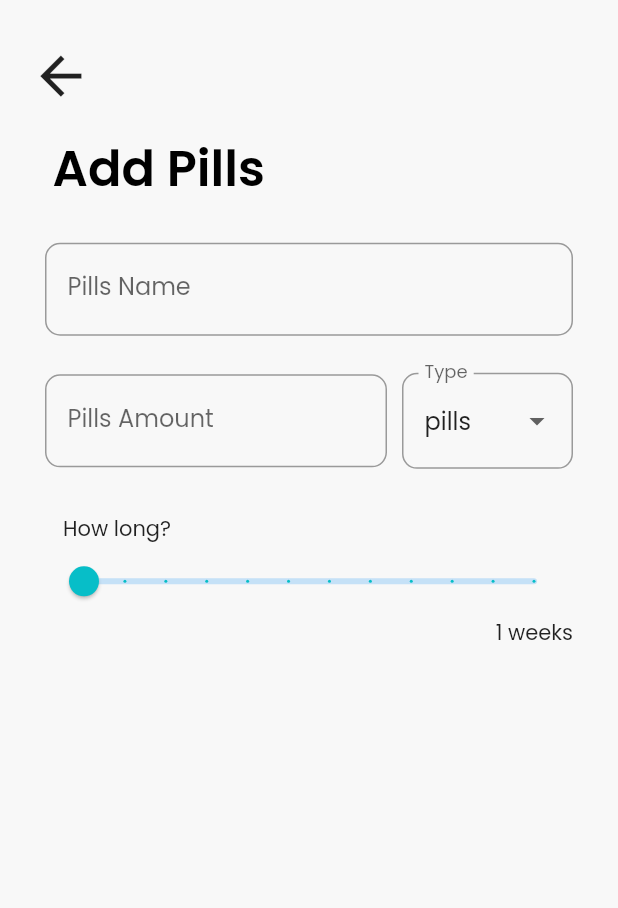
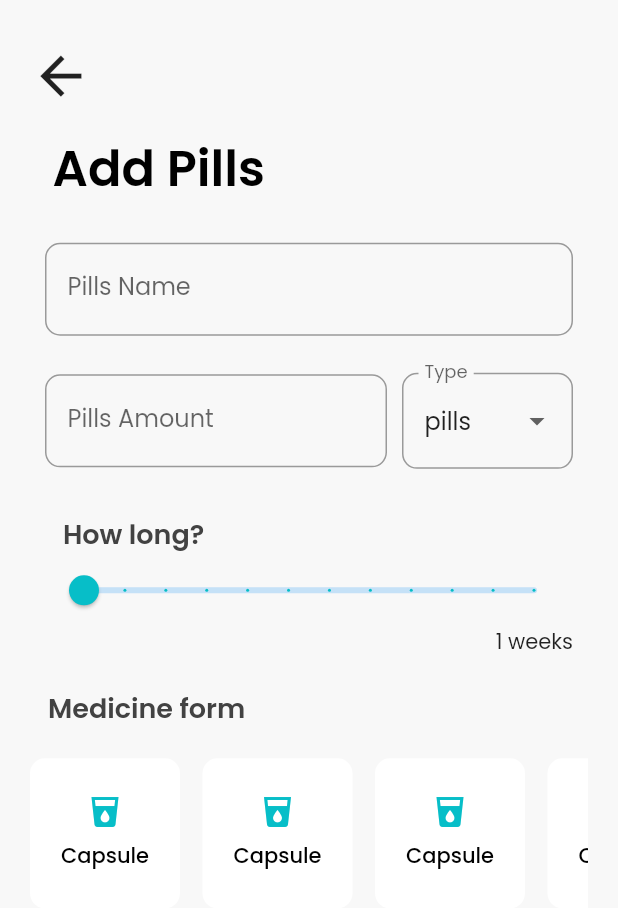
Before and after one commit to gonciuu/Medicine-App-In-Flutter, a Flutter app: the AddNewMedicine screen opened by its route, on a phone screen of 412 x 824 dp. Shown: the top 908 px of the screen. Run offline on Flutter 3.47's test engine with Material 2 defaults, Android fonts, the phone set to English and light mode, and no system bars; our stand-ins replace auto_size_text.

Commit message:
create horizontal scroll view with medicines types

```diff
--- a/lib/screens/add_new_medicine/add_new_medicine.dart
+++ b/lib/screens/add_new_medicine/add_new_medicine.dart
@@ -1,6 +1,7 @@
 import 'package:flutter/cupertino.dart';
 import 'package:flutter/material.dart';
-import 'package:medicine/helpers/platform_slider.dart';
+import '../../helpers/platform_slider.dart';
+import '../../screens/add_new_medicine/medicine_type_card.dart';
 
 class AddNewMedicine extends StatefulWidget {
   @override
@@ -134,7 +135,11 @@ class _AddNewMedicineState extends State<AddNewMedicine> {
                     ),
                     Padding(
                       padding: const EdgeInsets.only(left: 12.0),
-                      child: Text("How long?"),
+                      child:  Text("How long?",style: TextStyle(
+                          color: Colors.grey[800],
+                          fontSize: 18.0,
+                          fontWeight: FontWeight.w600
+                      ),),
                     ),
                     Row(
                       children: [
@@ -154,6 +159,25 @@ class _AddNewMedicineState extends State<AddNewMedicine> {
                     )
                   ],
                 ),
+              ),SizedBox(height: 20.0,),
+              Padding(
+                  padding: const EdgeInsets.only(left: 12.0),
+                  child:  Text("Medicine form",style: TextStyle(
+                      color: Colors.grey[800],
+                      fontSize: 18.0,
+                      fontWeight: FontWeight.w600
+                  ),),
+              ),SizedBox(height: 20.0,),
+              Container(
+                height: 100,
+                child: ListView(
+                  shrinkWrap: true,
+                  scrollDirection: Axis.horizontal,
+                  children: <Widget>[
+                    for(int i =0;i<6;i++) MedicineTypeCard()
+                  ],
+
+                ),
               )
             ],
           ),
--- /dev/null
+++ b/lib/screens/add_new_medicine/medicine_type_card.dart
@@ -0,0 +1,32 @@
+import 'package:flutter/material.dart';
+
+
+
+class MedicineTypeCard extends StatelessWidget {
+  @override
+  Widget build(BuildContext context) {
+    return Row(
+      children: [
+        Container(
+          decoration: BoxDecoration(
+            borderRadius: BorderRadius.circular(10.0),
+          color: Colors.white,
+          ),
+          width: 100,
+          child: Column(
+            mainAxisAlignment: MainAxisAlignment.center,
+            children: [
+              Container(child: Icon(Icons.local_drink,color: Theme.of(context).primaryColor,),),
+              SizedBox(height: 7.0,),
+              Container(child: Text("Capsule",style: TextStyle(
+                color: Colors.black,fontWeight: FontWeight.w500
+              ),)),
+            ],
+          ),
+
+        ),
+        SizedBox(width: 15.0,)
+      ],
+    );
+  }
+}
```
Also changed, not shown: lib/helpers/platform_slider.dart (+18 -6 lines).
